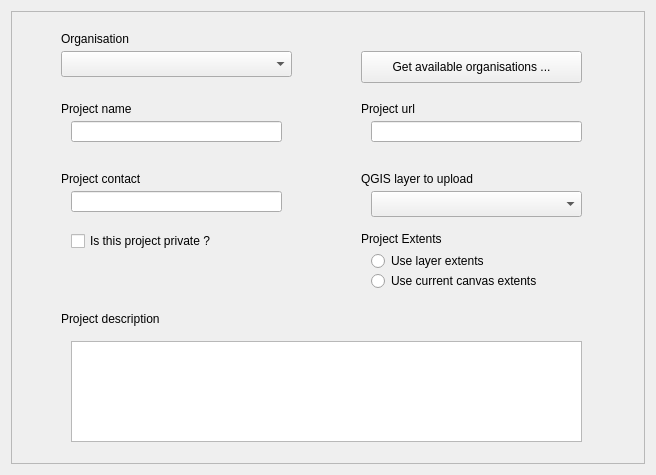
Cadasta/cadasta-qgis-plugin, file cadasta/gui/ui/wizard/step_project_creation01.ui: the form before one commit.
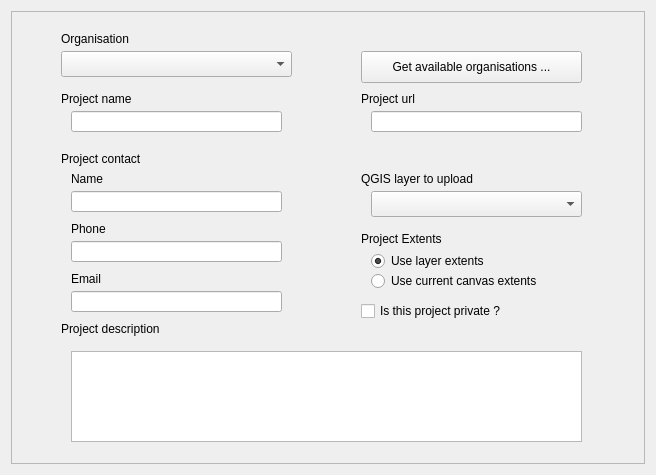
The form after the commit.

The edit to the form file:
```diff
--- a/cadasta/gui/ui/wizard/step_project_creation01.ui
+++ b/cadasta/gui/ui/wizard/step_project_creation01.ui
@@ -40,12 +40,15 @@
       <property name="text">
        <string>Use layer extents</string>
       </property>
+      <property name="checked">
+       <bool>true</bool>
+      </property>
      </widget>
      <widget class="QLabel" name="label_6">
       <property name="geometry">
        <rect>
         <x>50</x>
-        <y>160</y>
+        <y>140</y>
         <width>111</width>
         <height>16</height>
        </rect>
@@ -71,7 +74,7 @@
       <property name="geometry">
        <rect>
         <x>350</x>
-        <y>90</y>
+        <y>80</y>
         <width>111</width>
         <height>16</height>
        </rect>
@@ -126,7 +129,7 @@
       <property name="geometry">
        <rect>
         <x>60</x>
-        <y>110</y>
+        <y>100</y>
         <width>211</width>
         <height>21</height>
        </rect>
@@ -139,7 +142,7 @@
       <property name="geometry">
        <rect>
         <x>50</x>
-        <y>90</y>
+        <y>80</y>
         <width>111</width>
         <height>16</height>
        </rect>
@@ -188,7 +191,7 @@
       <property name="geometry">
        <rect>
         <x>360</x>
-        <y>110</y>
+        <y>100</y>
         <width>211</width>
         <height>21</height>
        </rect>
@@ -221,9 +224,9 @@
       <property name="geometry">
        <rect>
         <x>60</x>
-        <y>330</y>
+        <y>340</y>
         <width>511</width>
-        <height>101</height>
+        <height>91</height>
        </rect>
       </property>
      </widget>
@@ -243,8 +246,8 @@
      <widget class="QCheckBox" name="isPrivate">
       <property name="geometry">
        <rect>
-        <x>60</x>
-        <y>220</y>
+        <x>350</x>
+        <y>290</y>
         <width>181</width>
         <height>20</height>
        </rect>
@@ -257,7 +260,7 @@
       <property name="geometry">
        <rect>
         <x>50</x>
-        <y>300</y>
+        <y>310</y>
         <width>141</width>
         <height>16</height>
        </rect>
@@ -266,6 +269,65 @@
        <string>Project description</string>
       </property>
      </widget>
+     <widget class="QLabel" name="label_3">
+      <property name="geometry">
+       <rect>
+        <x>60</x>
+        <y>160</y>
+        <width>60</width>
+        <height>16</height>
+       </rect>
+      </property>
+      <property name="text">
+       <string>Name</string>
+      </property>
+     </widget>
+     <widget class="QLabel" name="label_10">
+      <property name="geometry">
+       <rect>
+        <x>60</x>
+        <y>210</y>
+        <width>60</width>
+        <height>16</height>
+       </rect>
+      </property>
+      <property name="text">
+       <string>Phone </string>
+      </property>
+     </widget>
+     <widget class="QLineEdit" name="contact_phone_text">
+      <property name="geometry">
+       <rect>
+        <x>60</x>
+        <y>230</y>
+        <width>211</width>
+        <height>21</height>
+       </rect>
+      </property>
+     </widget>
+     <widget class="QLineEdit" name="contact_email_text">
+      <property name="geometry">
+       <rect>
+        <x>60</x>
+        <y>280</y>
+        <width>211</width>
+        <height>21</height>
+       </rect>
+      </property>
+     </widget>
+     <widget class="QLabel" name="label_12">
+      <property name="geometry">
+       <rect>
+        <x>60</x>
+        <y>260</y>
+        <width>60</width>
+        <height>16</height>
+       </rect>
+      </property>
+      <property name="text">
+       <string>Email</string>
+      </property>
+     </widget>
     </widget>
    </item>
   </layout>
```
Left out of the diff: 20 changed lines with no effect on the pictures.
